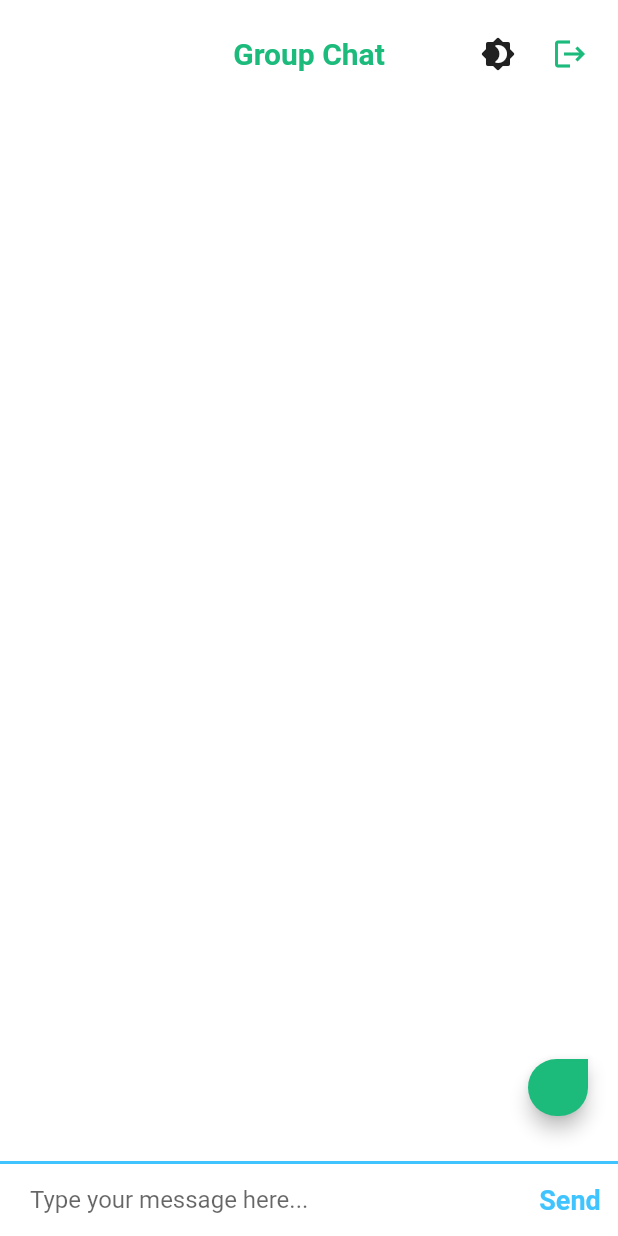
After one commit to mdkamrulislam-web/flutter_firebase_crud_project, a Flutter app: the ChatScreen screen opened by its route, after a tap on "Send", on a phone screen of 412 x 824 dp. The commit adds this screen. Run offline on Flutter 3.47's test engine with Material 2 defaults, Android fonts, the phone set to English and light mode, and no system bars; our stand-ins replace cached_network_image, cloud_firestore, firebase_auth, firebase_core, firebase_storage, flutter_secure_storage and 7 more; missing offline and left inert: flag; accounts and stored records are empty.

Commit message:
61st Commit - 6th December 2021

```diff
--- /dev/null
+++ b/lib/constants.dart
@@ -0,0 +1,35 @@
+import 'package:flutter/material.dart';
+
+const kSendButtonTextStyle = TextStyle(
+  color: Colors.lightBlueAccent,
+  fontWeight: FontWeight.bold,
+  fontSize: 18.0,
+);
+
+const kMessageTextFieldDecoration = InputDecoration(
+  contentPadding: EdgeInsets.symmetric(vertical: 10.0, horizontal: 20.0),
+  hintText: 'Type your message here...',
+  border: InputBorder.none,
+);
+
+const kMessageContainerDecoration = BoxDecoration(
+  border: Border(
+    top: BorderSide(color: Colors.lightBlueAccent, width: 2.0),
+  ),
+);
+
+const kTextFieldDecoration = InputDecoration(
+  hintText: 'Enter a value',
+  contentPadding: EdgeInsets.symmetric(vertical: 10.0, horizontal: 20.0),
+  border: OutlineInputBorder(
+    borderRadius: BorderRadius.all(Radius.circular(32.0)),
+  ),
+  enabledBorder: OutlineInputBorder(
+    borderSide: BorderSide(color: Colors.blueAccent, width: 1.0),
+    borderRadius: BorderRadius.all(Radius.circular(32.0)),
+  ),
+  focusedBorder: OutlineInputBorder(
+    borderSide: BorderSide(color: Colors.blueAccent, width: 2.0),
+    borderRadius: BorderRadius.all(Radius.circular(32.0)),
+  ),
+);
--- a/lib/main.dart
+++ b/lib/main.dart
@@ -2,6 +2,7 @@
 import 'package:flutter/material.dart';
 import 'package:flutter/services.dart';
 import 'package:flutter_firebase_crud_project/provider/google_sign_in.dart';
+import 'package:flutter_firebase_crud_project/screens/chat_screen/chat_screen.dart';
 import 'package:flutter_firebase_crud_project/screens/home_page/home_screen.dart';
 import 'package:flutter_firebase_crud_project/screens/splash_screen/splash.dart';
 import 'package:get/get.dart';
@@ -55,7 +56,7 @@
         }
       },
       child: ChangeNotifierProvider(
-        create:(context) => GoogleSignInProvider(),
+        create: (context) => GoogleSignInProvider(),
         child: GetMaterialApp(
           // ! Theme Settings
           theme: CustomTheme.lightTheme,
@@ -70,8 +71,10 @@
             ForgotPasswordScreen.id: (context) => const ForgotPasswordScreen(),
             SignupScreen.id: (context) => const SignupScreen(),
             InfoScreen.id: (context) => const InfoScreen(),
-            TermsConditionsScreen.id: (context) => const TermsConditionsScreen(),
+            TermsConditionsScreen.id: (context) =>
+                const TermsConditionsScreen(),
             HomeScreen.id: (context) => const HomeScreen(),
+            ChatScreen.id: (context) => const ChatScreen(),
           },
 
           title: 'Login Signup Demo',
--- /dev/null
+++ b/lib/screens/chat_screen/chat_screen.dart
@@ -0,0 +1,264 @@
+import 'package:cloud_firestore/cloud_firestore.dart';
+import 'package:firebase_auth/firebase_auth.dart';
+import 'package:flutter/material.dart';
+
+import 'package:flutter_firebase_crud_project/constants.dart';
+import 'package:flutter_firebase_crud_project/models/user_model.dart';
+import 'package:flutter_firebase_crud_project/screens/home_page/home_screen.dart';
+import 'package:flutter_firebase_crud_project/theme/theme.dart';
+import 'package:fluttertoast/fluttertoast.dart';
+
+final _firestore = FirebaseFirestore.instance;
+User? googleLoggedInUser;
+UserModel loggedInUser = UserModel();
+User? user = FirebaseAuth.instance.currentUser;
+
+class ChatScreen extends StatefulWidget {
+  static const String id = 'chat_screen';
+
+  const ChatScreen({Key? key}) : super(key: key);
+  @override
+  _ChatScreenState createState() => _ChatScreenState();
+}
+
+class _ChatScreenState extends State<ChatScreen> {
+  final messageTextController = TextEditingController();
+  final _auth = FirebaseAuth.instance;
+
+  String? messageText;
+
+  @override
+  void initState() {
+    super.initState();
+
+    getCurrentUser();
+    FirebaseFirestore.instance
+        .collection("users")
+        .doc(user!.uid)
+        .get()
+        .then((value) {
+      loggedInUser = UserModel.fromMap(value.data());
+      setState(() {});
+    });
+  }
+
+  void getCurrentUser() async {
+    try {
+      final user = _auth.currentUser!;
+      googleLoggedInUser = user;
+    } catch (e) {
+      // ignore: avoid_print
+      print(e);
+    }
+  }
+
+  @override
+  Widget build(BuildContext context) {
+    final theme = Theme.of(context);
+    return Scaffold(
+      appBar: AppBar(
+        leading: const Padding(
+          padding: EdgeInsets.only(top: 16.0),
+          child: Icon(
+            Icons.arrow_back_ios_new_sharp,
+            color: Colors.transparent,
+          ),
+        ),
+        elevation: 0,
+        backgroundColor: Colors.transparent,
+        title: const Padding(
+          padding: EdgeInsets.only(top: 16.0),
+          child: Text(
+            "Group Chat",
+            style: TextStyle(
+              color: Color(0xFF1cbb7c),
+              fontWeight: FontWeight.bold,
+            ),
+          ),
+        ),
+        centerTitle: true,
+        actions: [
+          //
+          Padding(
+            padding: const EdgeInsets.only(top: 16.0),
+            child: IconButton(
+              splashRadius: 20,
+              icon: Icon(
+                Icons.brightness_4_rounded,
+                color: theme.focusColor,
+              ),
+              onPressed: () {
+                currentTheme.toggleTheme();
+              },
+            ),
+          ),
+          // ! Logout Button
+          Padding(
+            padding: const EdgeInsets.only(top: 16.0, right: 8),
+            child: IconButton(
+              onPressed: () async {
+                Navigator.pushNamed(context, HomeScreen.id);
+              },
+              icon: const Icon(Icons.logout),
+              color: const Color(0xFF1cbb7c),
+            ),
+          ),
+        ],
+      ),
+      body: SafeArea(
+        child: Column(
+          mainAxisAlignment: MainAxisAlignment.spaceBetween,
+          crossAxisAlignment: CrossAxisAlignment.stretch,
+          children: <Widget>[
+            const MessagesStream(),
+            Container(
+              decoration: kMessageContainerDecoration,
+              child: Row(
+                crossAxisAlignment: CrossAxisAlignment.center,
+                children: <Widget>[
+                  Expanded(
+                    child: TextField(
+                      controller: messageTextController,
+                      onChanged: (value) {
+                        messageText = value;
+                      },
+                      decoration: kMessageTextFieldDecoration,
+                    ),
+                  ),
+                  TextButton(
+                    onPressed: () {
+                      messageTextController.clear();
+                      String timeSent = "${DateTime.now()}";
+                      _firestore.collection('messages').doc(timeSent).set({
+                        'text': messageText,
+                        'firstName': googleLoggedInUser!.displayName ??
+                            loggedInUser.firstName,
+                        'lastName': googleLoggedInUser!.displayName != null
+                            ? ""
+                            : loggedInUser.lastName,
+                        'sender': googleLoggedInUser!.email,
+                        'timeSent': timeSent,
+                      });
+                    },
+                    child: const Text(
+                      'Send',
+                      style: kSendButtonTextStyle,
+                    ),
+                  ),
+                ],
+              ),
+            ),
+          ],
+        ),
+      ),
+    );
+  }
+}
+
+class MessagesStream extends StatelessWidget {
+  const MessagesStream({Key? key}) : super(key: key);
+
+  @override
+  Widget build(BuildContext context) {
+    return StreamBuilder<QuerySnapshot>(
+      stream: _firestore.collection('messages').snapshots(),
+      builder: (context, snapshot) {
+        if (!snapshot.hasData) {
+          return const Center(
+            child: CircularProgressIndicator(
+              backgroundColor: Colors.lightBlueAccent,
+            ),
+          );
+        }
+        final messages = snapshot.data!.docs.reversed;
+        List<MessageBubble> messageBubbles = [];
+        for (var message in messages) {
+          final messageText = message['text'] ?? "";
+          final messageSender = message['sender'] ?? "";
+          final messageSenderFirstName = message['firstName'] ?? "";
+          final messageSenderLastName = message['lastName'] ?? "";
+          final messageTime = message['timeSent'] ?? "";
+
+          final currentUser = googleLoggedInUser!.email;
+
+          final messageBubble = MessageBubble(
+            sender: "${messageSenderFirstName} ${messageSenderLastName}",
+            text: messageText,
+            isMe: currentUser == messageSender,
+          );
+
+          messageBubbles.add(messageBubble);
+        }
+        return Expanded(
+          child: ListView(
+            reverse: true,
+            padding:
+                const EdgeInsets.symmetric(horizontal: 10.0, vertical: 20.0),
+            children: messageBubbles,
+          ),
+        );
+      },
+    );
+  }
+}
+
+class MessageBubble extends StatelessWidget {
+  const MessageBubble({
+    Key? key,
+    required this.sender,
+    required this.text,
+    required this.isMe,
+  }) : super(key: key);
+
+  final String sender;
+  final String text;
+  final bool isMe;
+
+  @override
+  Widget build(BuildContext context) {
+    return Padding(
+      padding: const EdgeInsets.all(10.0),
+      child: Column(
+        crossAxisAlignment:
+            isMe ? CrossAxisAlignment.end : CrossAxisAlignment.start,
+        children: <Widget>[
+          Padding(
+            padding: const EdgeInsets.only(bottom: 8.0),
+            child: Text(
+              sender,
+              style: const TextStyle(
+                fontSize: 12.0,
+                color: Colors.black54,
+              ),
+            ),
+          ),
+          Material(
+            borderRadius: isMe
+                ? const BorderRadius.only(
+                    topLeft: Radius.circular(30.0),
+                    bottomLeft: Radius.circular(30.0),
+                    bottomRight: Radius.circular(30.0))
+                : const BorderRadius.only(
+                    bottomLeft: Radius.circular(30.0),
+                    bottomRight: Radius.circular(30.0),
+                    topRight: Radius.circular(30.0),
+                  ),
+            elevation: 5.0,
+            color: isMe ? Color(0xFF1cbb7c) : Colors.white,
+            child: Padding(
+              padding:
+                  const EdgeInsets.symmetric(vertical: 10.0, horizontal: 20.0),
+              child: Text(
+                text,
+                style: TextStyle(
+                  color: isMe ? Colors.white : Colors.black54,
+                  fontSize: 15.0,
+                ),
+              ),
+            ),
+          ),
+        ],
+      ),
+    );
+  }
+}
--- a/lib/screens/home_page/home_screen.dart
+++ b/lib/screens/home_page/home_screen.dart
@@ -6,6 +6,7 @@
 import 'package:flutter/cupertino.dart';
 import 'package:flutter_firebase_crud_project/models/user_model.dart';
 import 'package:flutter_firebase_crud_project/provider/google_sign_in.dart';
+import 'package:flutter_firebase_crud_project/screens/chat_screen/chat_screen.dart';
 import 'package:flutter_firebase_crud_project/screens/login_page/login_screen.dart';
 import 'package:flutter/material.dart';
 import 'package:flutter_firebase_crud_project/shared/loading.dart';
@@ -14,6 +15,7 @@
 import 'package:font_awesome_flutter/font_awesome_flutter.dart';
 import 'package:get/get_utils/src/extensions/internacionalization.dart';
 import 'package:image_picker/image_picker.dart';
+// import 'package:modal_progress_hud/modal_progress_hud.dart';
 import 'package:provider/provider.dart';
 
 class HomeScreen extends StatefulWidget {
@@ -176,10 +178,14 @@
 
     // ! Media Query
     Size size = MediaQuery.of(context).size;
+
     String? userFirstName = loggedInUser.firstName ?? user!.displayName;
     String? userEmail = loggedInUser.email ?? user!.email;
     String? userProfileImageURL =
         user!.photoURL ?? loggedInUser.profileImagePath;
+
+    // ! ModalProgressHUD
+    bool showSpinner = false;
 
     // ! Scaffold UI
     return loading
@@ -543,13 +549,13 @@
                                       child: ClipRRect(
                                         borderRadius:
                                             BorderRadius.circular(200),
-                                        child: userProfileImageURL == null?
-                                             const Loading():CachedNetworkImage(
+                                        child: userProfileImageURL == null
+                                            ? const Loading()
+                                            : CachedNetworkImage(
                                                 width: 150,
                                                 height: 150,
                                                 fit: BoxFit.cover,
-                                                imageUrl:
-                                                    userProfileImageURL,
+                                                imageUrl: userProfileImageURL,
                                                 placeholder: (context, url) =>
                                                     const CircularProgressIndicator(
                                                   strokeWidth: 4.0,
@@ -590,6 +596,49 @@
                                   ),
                                 ),
                               ],
+                            ),
+                          ),
+                        ),
+                        // ! Chat Button
+
+                        Padding(
+                          padding: const EdgeInsets.only(bottom: 16.0),
+                          child: ElevatedButton(
+                            style: ButtonStyle(
+                              backgroundColor: MaterialStateProperty.all(
+                                theme.focusColor == Colors.white
+                                    ? Colors.grey.shade300
+                                    : Colors.blue,
+                              ),
+                            ),
+                            onPressed: () async {
+                              setState(() {
+                                loading = true;
+                              });
+                              try {
+                                if (FirebaseAuth.instance.currentUser != null) {
+                                  Navigator.pushNamed(context, ChatScreen.id);
+                                }
+                                setState(() {
+                                  loading = false;
+                                });
+                              } catch (e) {
+                                Fluttertoast.showToast(
+                                  msg: e.toString(),
+                                );
+                              }
+                            },
+                            child: Padding(
+                              padding: const EdgeInsets.all(8),
+                              child: Text(
+                                "Chat",
+                                style: TextStyle(
+                                    color: theme.focusColor == Colors.white
+                                        ? Colors.blue
+                                        : Colors.grey.shade300,
+                                    fontSize: 18,
+                                    fontWeight: FontWeight.w900),
+                              ),
                             ),
                           ),
                         ),
--- a/pubspec.yaml
+++ b/pubspec.yaml
@@ -40,6 +40,7 @@
   google_sign_in: ^5.2.1
   image_picker: ^0.8.4+4
   lottie: ^1.2.1
+  modal_progress_hud: ^0.1.3
   provider: ^6.0.0
 
 dev_dependencies:
```
Also changed, not shown: pubspec.lock.
